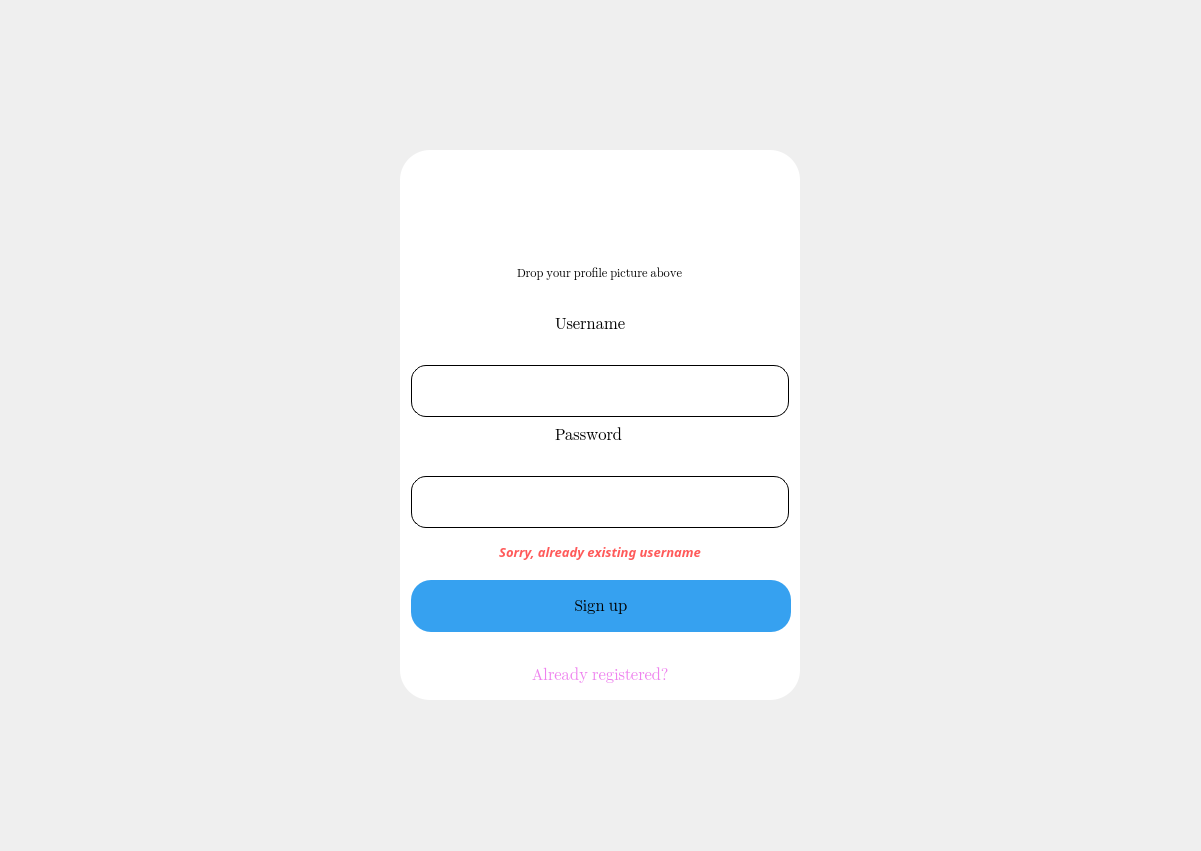
First picture: the form in Client/ProgettoGUI/RegisterWindow.ui, repository pierangelomartellone/PDS_Project, before the edit.
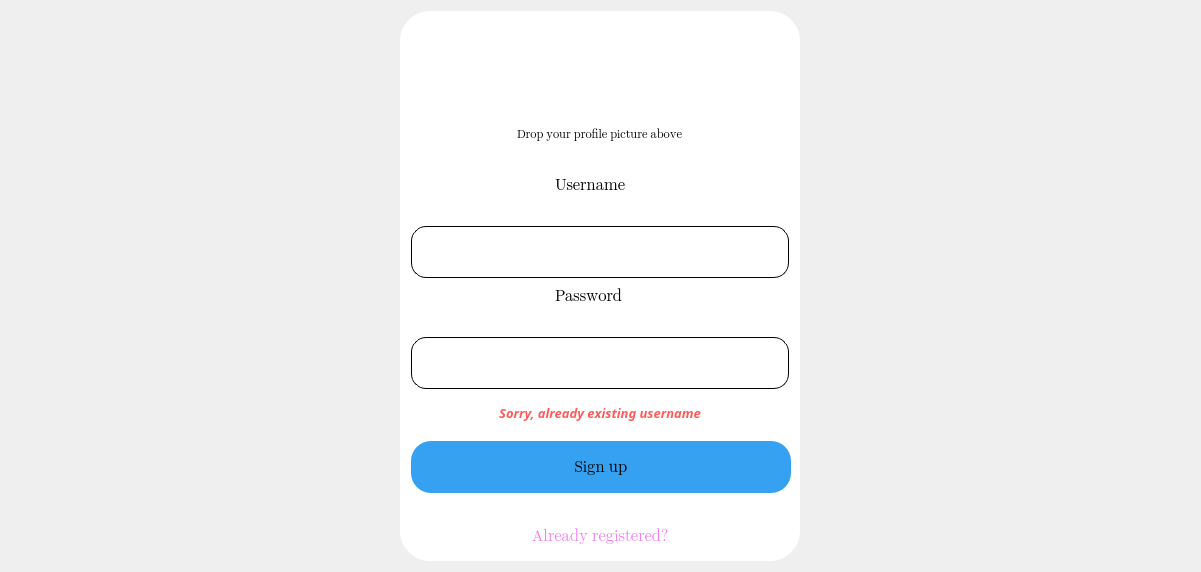
Second picture: the form after the edit. Icons and pictures are not drawn.

```diff
--- a/Client/ProgettoGUI/RegisterWindow.ui
+++ b/Client/ProgettoGUI/RegisterWindow.ui
@@ -7,7 +7,7 @@
     <x>0</x>
     <y>0</y>
     <width>1201</width>
-    <height>851</height>
+    <height>568</height>
    </rect>
   </property>
   <property name="sizePolicy">
```
